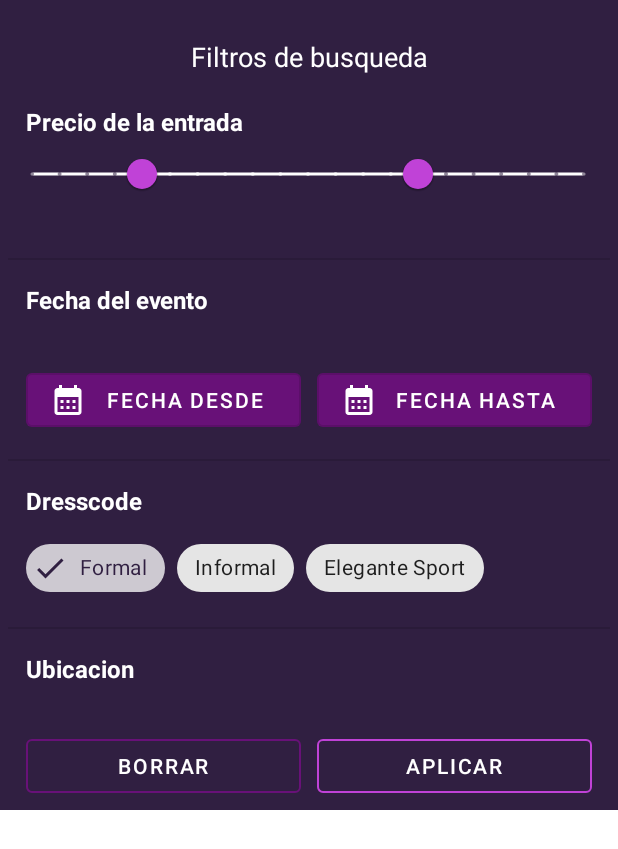
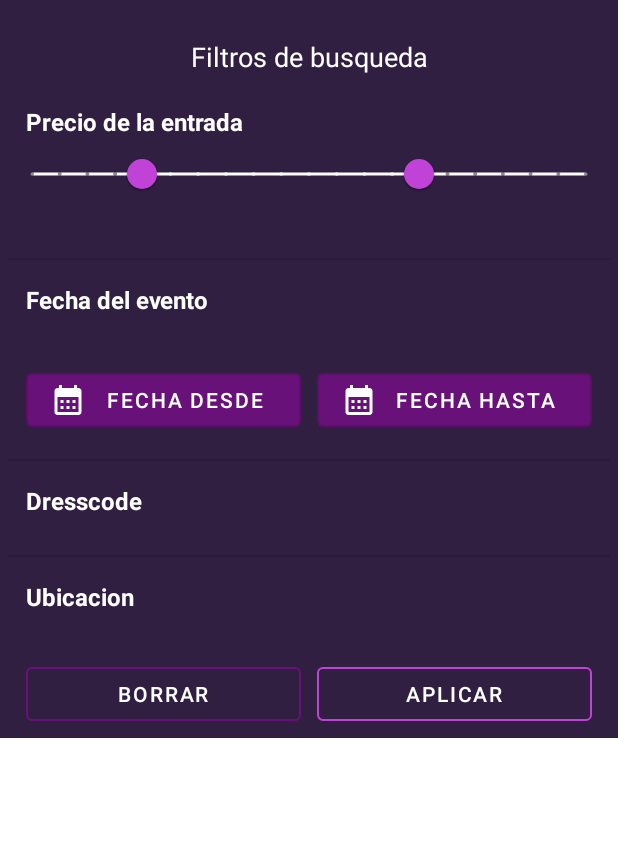
Before and after one commit to AgustinaSander/Apparty, an Android app: the layout fragment_filter_dialog.xml on its own in the app's theme, with its tools: preview values and no code run, on a phone screen of 412 x 824 dp. Shown: the top 849 px of the screen. Run offline under Robolectric (Android 15) with nearby library versions, the phone set to English and light mode, and no system bars.

Commit message:
Reset filters

```diff
--- a/app/build.gradle
+++ b/app/build.gradle
@@ -23,8 +23,8 @@ android {
         }
     }
     compileOptions {
-        sourceCompatibility JavaVersion.VERSION_1_8
-        targetCompatibility JavaVersion.VERSION_1_8
+        sourceCompatibility JavaVersion.VERSION_1_9
+        targetCompatibility JavaVersion.VERSION_1_9
     }
 
     buildFeatures {
--- a/app/src/main/res/layout/fragment_filter_dialog.xml
+++ b/app/src/main/res/layout/fragment_filter_dialog.xml
@@ -36,7 +36,7 @@
 
         <com.google.android.material.slider.RangeSlider
             android:id="@+id/rangeSlider"
-            android:layout_width="400dp"
+            android:layout_width="match_parent"
             android:layout_height="wrap_content"
             android:stepSize="5.0"
             android:valueFrom="0.0"
@@ -103,7 +103,7 @@
                 android:layout_height="wrap_content"
                 android:layout_marginRight="5dp"
                 android:layout_weight="1"
-                android:gravity="center"
+                android:gravity="start"
                 android:paddingLeft="12dp"
                 android:textColor="@color/white"
                 android:textSize="12sp" />
@@ -114,7 +114,7 @@
                 android:layout_height="wrap_content"
                 android:layout_marginLeft="5dp"
                 android:layout_weight="1"
-                android:gravity="center"
+                android:gravity="start"
                 android:paddingRight="12dp"
                 android:textColor="@color/white"
                 android:textSize="12sp" />
@@ -189,36 +189,6 @@
                 app:singleLine="false"
                 app:singleSelection="false">
 
-                <com.google.android.material.chip.Chip
-                    android:id="@+id/chip1"
-                    style="@style/Widget.MaterialComponents.Chip.Choice"
-                    android:layout_width="wrap_content"
-                    android:layout_height="wrap_content"
-                    android:checked="true"
-                    android:text="Formal"
-                    app:checkedIconEnabled="true"
-                    app:checkedIconTint="@color/dark_blue" />
-
-                <com.google.android.material.chip.Chip
-                    android:id="@+id/chip2"
-                    style="@style/Widget.MaterialComponents.Chip.Choice"
-                    android:layout_width="wrap_content"
-                    android:layout_height="wrap_content"
-                    android:checked="false"
-                    android:text="Informal"
-                    app:checkedIconEnabled="true"
-                    app:checkedIconTint="@color/dark_blue" />
-
-                <com.google.android.material.chip.Chip
-                    android:id="@+id/chip3"
-                    style="@style/Widget.MaterialComponents.Chip.Choice"
-                    android:layout_width="wrap_content"
-                    android:layout_height="wrap_content"
-                    android:checked="false"
-                    android:text="Elegante Sport"
-                    app:checkedIconEnabled="true"
-                    app:checkedIconTint="@color/dark_blue" />
-
             </com.google.android.material.chip.ChipGroup>
         </LinearLayout>
 
--- a/app/src/main/res/values/styles.xml
+++ b/app/src/main/res/values/styles.xml
@@ -1,7 +1,11 @@
 <?xml version="1.0" encoding="utf-8"?>
-<resources>
+<resources xmlns:app="http://schemas.android.com/apk/res-auto">
     <style name="ShapeAppearanceOverlay.MyApp.Button.Rounded" parent="">
         <item name="cornerFamily">rounded</item>
         <item name="cornerSize">50%</item>
     </style>
+
+    <style name="FilterChip" parent="@style/Widget.MaterialComponents.Chip.Choice">
+        <item name="checkedIconTint">@color/dark_blue</item>
+    </style>
 </resources>
```
Also changed, not shown: app/src/main/java/com/example/apparty/FilterDialogFragment.java (+50 -1 lines), app/src/main/java/com/example/apparty/gestores/GestorEvent.java (added, +28 -0 lines), app/src/main/java/com/example/apparty/model/Filter.java (added, +22 -0 lines), app/src/main/java/com/example/apparty/repositories/DresscodeRepository.java (added, +19 -0 lines).
